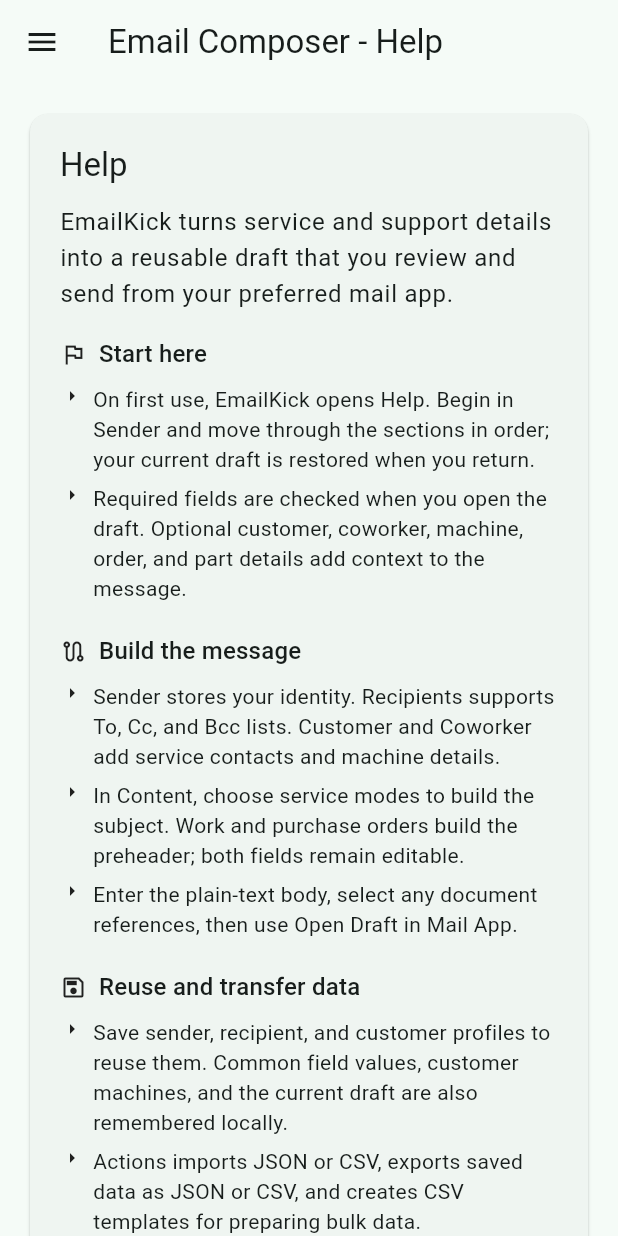
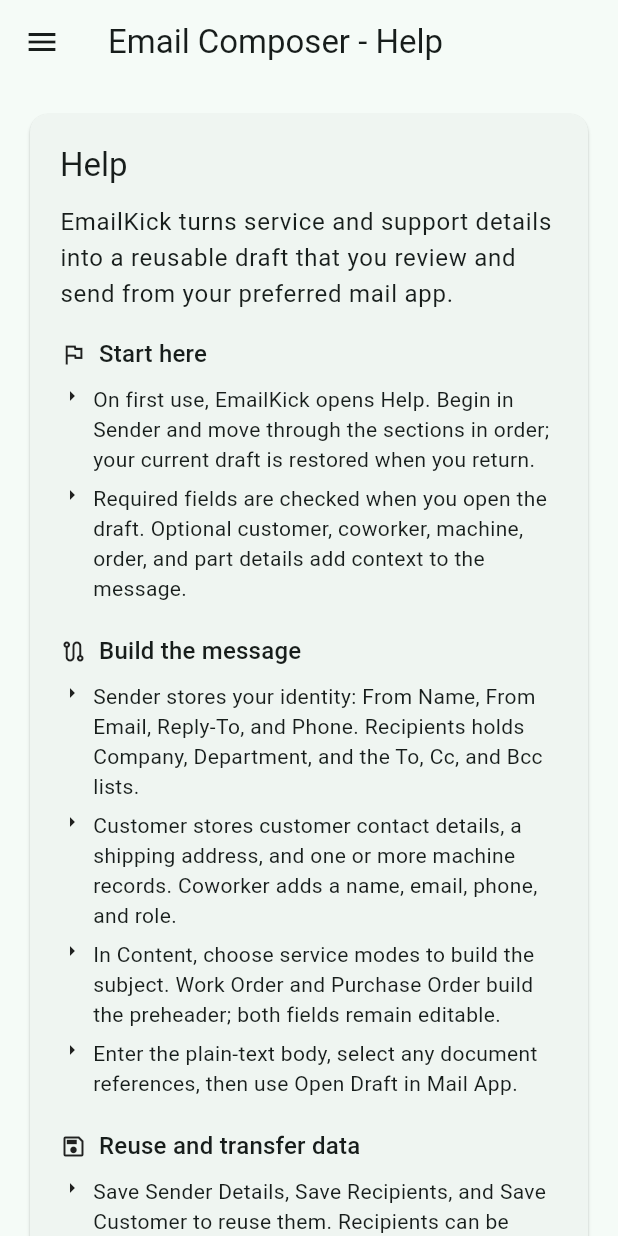
Before and after one commit to StefanRonnkvist/emailkick, a Flutter app: the screen it shows after launch, on a phone screen of 412 x 824 dp. Run offline on Flutter 3.47's test engine with Material 3 defaults, Android fonts, the light colour scheme and no system bars; our stand-ins replace file_picker, hive_flutter, package_info_plus, share_plus; missing offline and left inert: android_intent_plus; accounts and stored records are empty.

```diff
--- a/lib/features/email_composer/presentation/email_composer_page.dart
+++ b/lib/features/email_composer/presentation/email_composer_page.dart
@@ -46,8 +46,9 @@
         title: 'Build the message',
         icon: Icons.route_outlined,
         items: <String>[
-          'Sender stores your identity. Recipients supports To, Cc, and Bcc lists. Customer and Coworker add service contacts and machine details.',
-          'In Content, choose service modes to build the subject. Work and purchase orders build the preheader; both fields remain editable.',
+          'Sender stores your identity: From Name, From Email, Reply-To, and Phone. Recipients holds Company, Department, and the To, Cc, and Bcc lists.',
+          'Customer stores customer contact details, a shipping address, and one or more machine records. Coworker adds a name, email, phone, and role.',
+          'In Content, choose service modes to build the subject. Work Order and Purchase Order build the preheader; both fields remain editable.',
           'Enter the plain-text body, select any document references, then use Open Draft in Mail App.',
         ],
       ),
@@ -55,7 +56,8 @@
         title: 'Reuse and transfer data',
         icon: Icons.save_outlined,
         items: <String>[
-          'Save sender, recipient, and customer profiles to reuse them. Common field values, customer machines, and the current draft are also remembered locally.',
+          'Save Sender Details, Save Recipients, and Save Customer to reuse them. Recipients can be edited or deleted from the saved-values table.',
+          'Common field values, customer machines, and the current draft are also remembered locally and restored when you return.',
           'Actions imports JSON or CSV, exports saved data as JSON or CSV, and creates CSV templates for preparing bulk data.',
           'Exports normally go to Downloads and fall back to app documents when needed. Actions shows the current path and can open or copy it.',
         ],
@@ -64,7 +66,8 @@
         title: 'Review and send',
         icon: Icons.attach_file_outlined,
         items: <String>[
-          'EmailKick opens a prepared draft in your default mail app; it never sends the email automatically.',
+          'Open Draft in Mail App checks required fields, including at least one To recipient, then launches a mailto draft in your default mail app.',
+          'EmailKick opens a prepared draft; it never sends the email automatically.',
           'Selected documents appear as file references in the message. Attach the actual files in your mail app before sending.',
           'Review recipients, subject, body, and attachments in the mail app before you send.',
         ],
@@ -75,7 +78,7 @@
         items: <String>[
           'Actions > Delete DB Tables immediately clears the draft, profiles, remembered values, and customer machine records. Export a backup first if you need the data.',
           'Web builds keep data only for the current browser session; persistent database features are available in installed app builds.',
-          'Information contains platform-specific import and export tips, the contact form, and support submissions for this app.',
+          'Information contains import and export tips, an Open Contact Form button, and the support submissions received for this app.',
         ],
       ),
     ];
--- a/store_listing/long_description.txt
+++ b/store_listing/long_description.txt
@@ -1,10 +1,10 @@
 EmailKick helps service and support teams prepare clear customer email drafts without rebuilding the same job context for every request.
 
-Move through a guided composer for sender details, To/Cc/Bcc recipients, customers, coworkers, machines, work and purchase orders, parts, and message content. Choose service modes to create an editable subject, while order numbers create an editable inbox preheader.
+Move through a guided composer for sender details, To/Cc/Bcc recipients, customers, coworkers, machines, work and purchase orders, parts, and message content. Choose service modes to create an editable subject, while order numbers create an editable inbox preheader. When you are ready, EmailKick opens the prepared draft in your default mail app.
 
 REUSE THE DETAILS THAT MATTER
 
-Save sender, recipient, and customer profiles for later. Customer profiles can include machine records, and EmailKick remembers common field values and restores the current draft from local storage.
+Save sender profiles for your name, email, reply-to, and phone number. Save recipient profiles with company and department. Save customer profiles with their contact details, shipping address, and machine records, including machine names, numbers, model names, and serial numbers. EmailKick remembers common field values and restores your current draft from local storage.
 
 MOVE DATA IN AND OUT
 
@@ -20,7 +20,9 @@
 
 • Guided service-email workflow
 • Reusable sender, recipient, customer, and machine records
-• To, Cc, and Bcc recipient support
+• Customer machine records with model and serial details
+• Coworker contact details for the message context
+• To, Cc, and Bcc recipient support with email validation
 • Editable generated subjects and preheaders
 • Local draft restoration and remembered field values
 • JSON and CSV import and export
```
Also changed, not shown: pubspec.lock, 5 other files.
